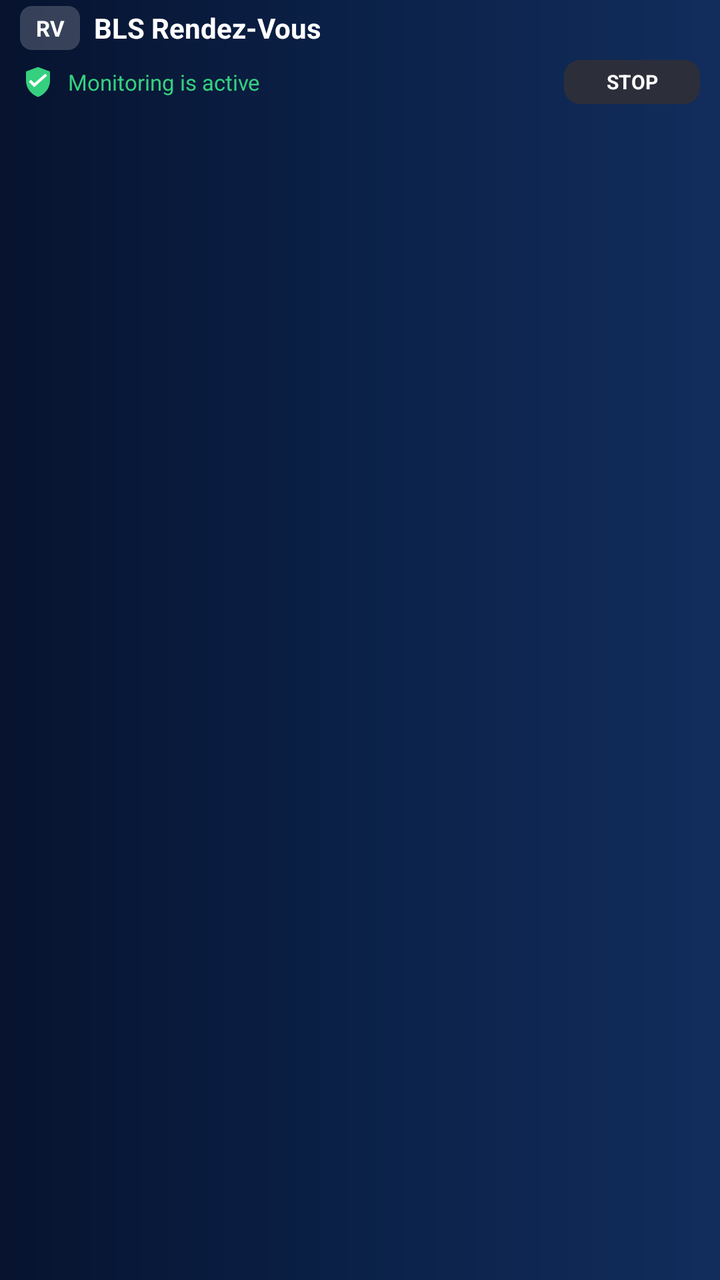
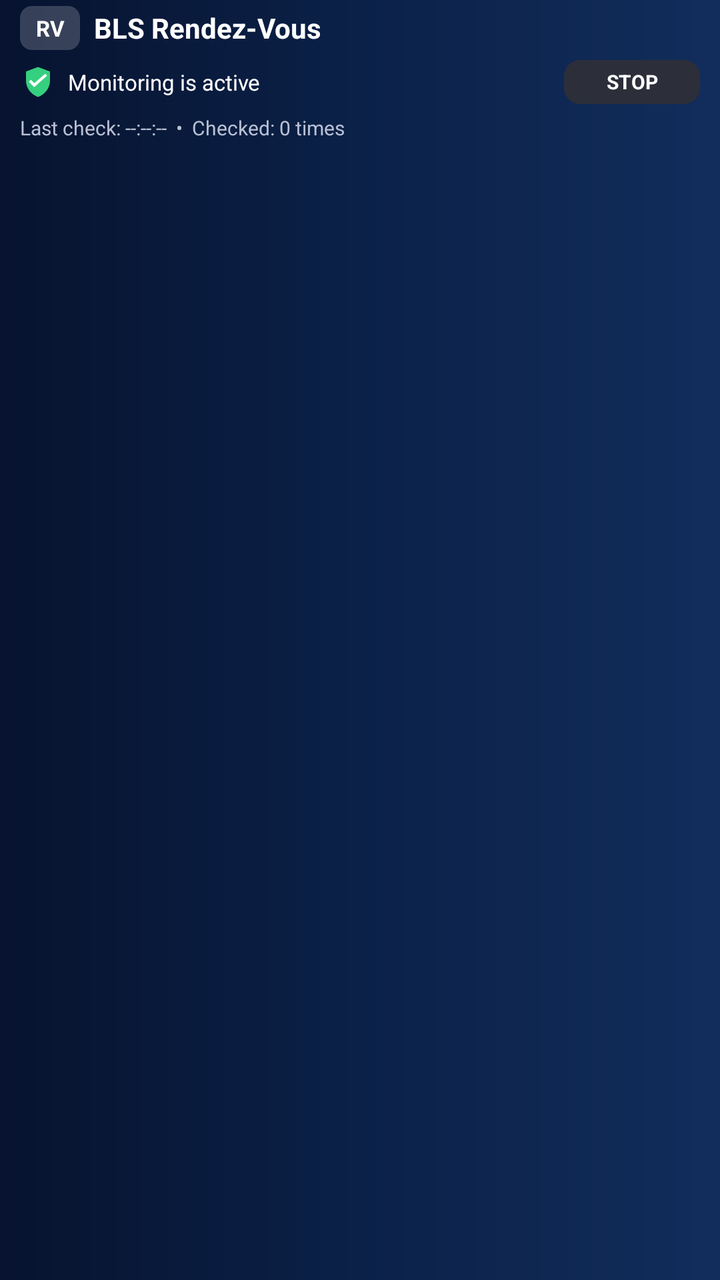

Screens rendered from an Android XML layout before and after an edit, with the pre-edit source and the edit as a unified diff.
<!-- AndroidManifest.xml: application theme android:Theme.Material.Light.NoActionBar -->
<!-- res/layout/notification_monitoring.xml -->
<?xml version="1.0" encoding="utf-8"?>
<LinearLayout
    xmlns:android="http://schemas.android.com/apk/res/android"
    android:layout_width="match_parent"
    android:layout_height="60dp"
    android:orientation="vertical"
    android:background="@drawable/notification_header_bg"
    android:paddingStart="10dp"
    android:paddingEnd="10dp">

    
    <LinearLayout
        android:layout_width="match_parent"
        android:layout_height="28dp"
        android:orientation="horizontal"
        android:gravity="center_vertical">

        
        <TextView
            android:id="@+id/notification_rv"
            android:layout_width="30dp"
            android:layout_height="22dp"
            android:gravity="center"
            android:text="RV"
            android:textColor="#FFFFFF"
            android:textSize="11sp"
            android:textStyle="bold"
            android:background="@drawable/notification_rv_bg" />

        
        <TextView
            android:id="@+id/notification_title"
            android:layout_width="wrap_content"
            android:layout_height="match_parent"
            android:paddingStart="7dp"
            android:gravity="center_vertical"
            android:text="BLS Rendez-Vous"
            android:textColor="#FFFFFF"
            android:textSize="14sp"
            android:textStyle="bold"
            android:maxLines="1" />

    </LinearLayout>


    
    <LinearLayout
        android:layout_width="match_parent"
        android:layout_height="26dp"
        android:orientation="horizontal"
        android:gravity="center_vertical">

        
        <ImageView
            android:layout_width="18dp"
            android:layout_height="18dp"
            android:src="@drawable/ic_monitoring_shield"
            android:contentDescription="@null" />

        
        <TextView
            android:id="@+id/notification_description"
            android:layout_width="0dp"
            android:layout_height="match_parent"
            android:layout_weight="1"
            android:paddingStart="6dp"
            android:gravity="center_vertical"
            android:text="Monitoring is active"
            android:textColor="#35D07F"
            android:textSize="11sp"
            android:maxLines="1" />

        
        <TextView
            android:id="@+id/notification_stop"
            android:layout_width="68dp"
            android:layout_height="22dp"
            android:layout_marginStart="8dp"
            android:gravity="center"
            android:text="STOP"
            android:textColor="#FFFFFF"
            android:textSize="10sp"
            android:textStyle="bold"
            android:background="@drawable/notification_stop_bg" />

    </LinearLayout>

</LinearLayout>
<!-- resources referenced by this layout -->
<resources>
  <!-- drawable ic_monitoring_shield (drawable) -->
  <?xml version="1.0" encoding="utf-8"?>
  <vector
      xmlns:android="http://schemas.android.com/apk/res/android"
      android:width="18dp"
      android:height="18dp"
      android:viewportWidth="24"
      android:viewportHeight="24">
  
      
      <path
          android:fillColor="#35D07F"
          android:pathData="M12,2
                            L20,5
                            L20,11
                            C20,16 16.8,20.2 12,22
                            C7.2,20.2 4,16 4,11
                            L4,5
                            Z" />
  
      
      <path
          android:fillColor="#FFFFFF"
          android:pathData="M9.5,12.8
                            L7.2,10.5
                            L5.9,11.8
                            L9.5,15.4
                            L18.1,7.8
                            L16.8,6.5
                            Z" />
  
  </vector>
  <!-- drawable notification_header_bg (drawable) -->
  <?xml version="1.0" encoding="utf-8"?>
  <shape
      xmlns:android="http://schemas.android.com/apk/res/android"
      android:shape="rectangle">
  
      <gradient
          android:type="linear"
          android:angle="0"
          android:startColor="#07132F"
          android:centerColor="#0B2148"
          android:endColor="#122D5C" />
  
  </shape>
  <!-- drawable notification_rv_bg (drawable) -->
  <?xml version="1.0" encoding="utf-8"?>
  <shape
      xmlns:android="http://schemas.android.com/apk/res/android"
      android:shape="rectangle">
  
      <solid
          android:color="#30FFFFFF" />
  
      <corners
          android:radius="6dp" />
  
  </shape>
  <!-- drawable notification_stop_bg (drawable) -->
  <?xml version="1.0" encoding="utf-8"?>
  <shape
      xmlns:android="http://schemas.android.com/apk/res/android"
      android:shape="rectangle">
  
      <solid
          android:color="#2C2E3A" />
  
      <corners
          android:radius="8dp" />
  
  </shape>
</resources>

<!-- the commit's change to res/layout/notification_monitoring.xml (unified diff, before → after) -->
@@ -2,7 +2,7 @@
 <LinearLayout
     xmlns:android="http://schemas.android.com/apk/res/android"
     android:layout_width="match_parent"
-    android:layout_height="60dp"
+    android:layout_height="80dp"
     android:orientation="vertical"
     android:background="@drawable/notification_header_bg"
     android:paddingStart="10dp"
@@ -66,7 +66,7 @@
             android:paddingStart="6dp"
             android:gravity="center_vertical"
             android:text="Monitoring is active"
-            android:textColor="#35D07F"
+            android:textColor="#FFFFFF"
             android:textSize="11sp"
             android:maxLines="1" />
 
@@ -85,4 +85,16 @@
 
     </LinearLayout>
 
+
+    
+    <TextView
+        android:id="@+id/notification_info"
+        android:layout_width="match_parent"
+        android:layout_height="20dp"
+        android:gravity="center_vertical"
+        android:text="Last check: --:--:--  •  Checked: 0 times"
+        android:textColor="#B8C0D4"
+        android:textSize="10sp"
+        android:maxLines="1" />
+
 </LinearLayout>
